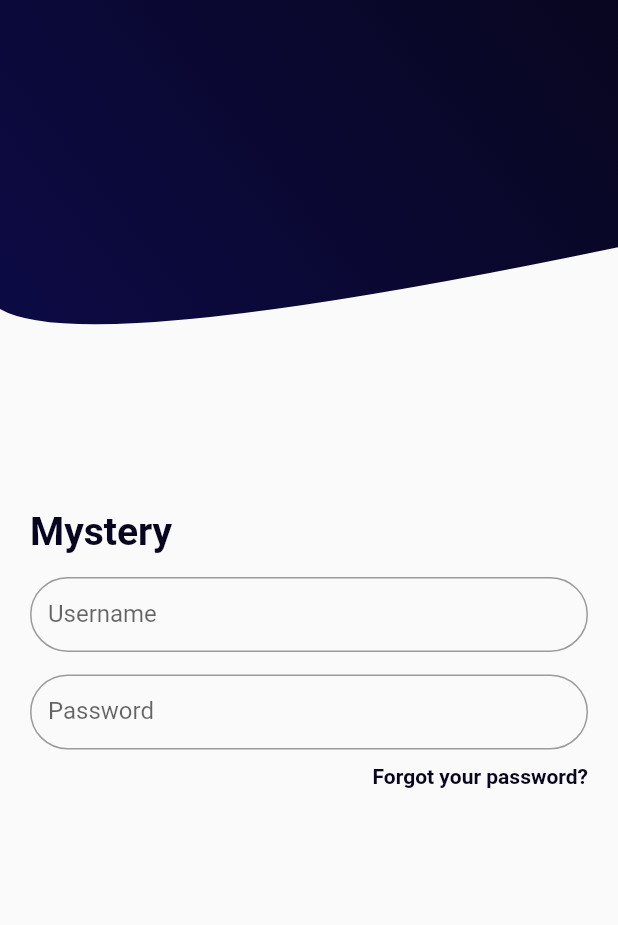
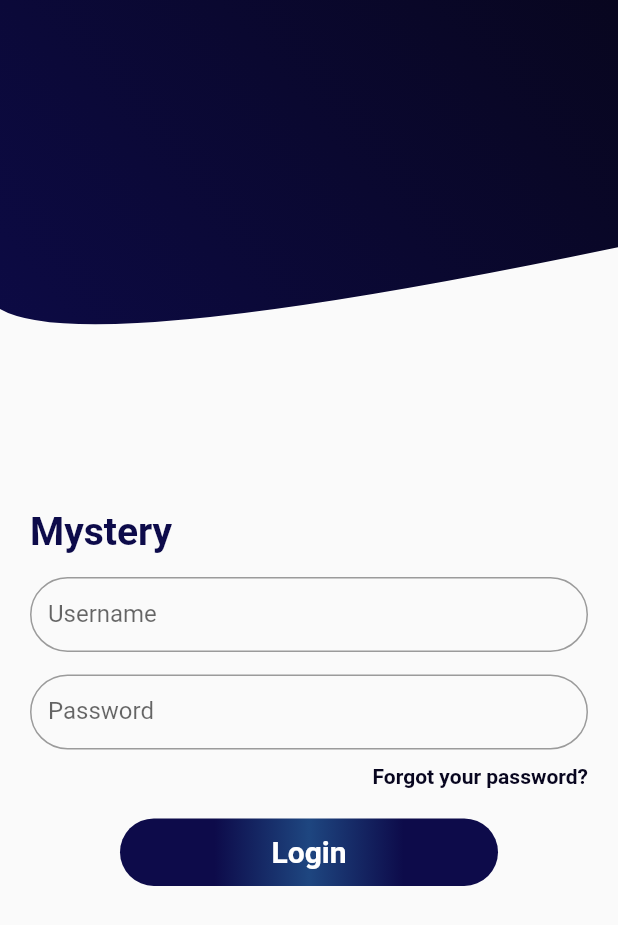
Before and after one commit to Delarram/Restapp, a Flutter app: the screen it shows after launch, on a phone screen of 412 x 824 dp. Shown: the top 925 px of the screen. Run offline on Flutter 3.47's test engine with Material 2 defaults, Android fonts, the phone set to English and light mode, and no system bars; our stand-ins replace font_awesome_flutter.

Commit message:
complete login screen

```diff
--- a/lib/screens/languageClass/forclipper/language_welcome_screen.dart
+++ b/lib/screens/languageClass/forclipper/language_welcome_screen.dart
@@ -1,6 +1,7 @@
 import 'package:flutter/material.dart';
 import 'package:rest_api/screens/languageClass/forclipper/position_top.dart';
 import 'package:rest_api/screens/languageClass/forclipper/user_profile.dart';
+import 'package:rest_api/widget/bg_clippath.dart';
 
 import 'header.dart';
 
@@ -55,7 +56,10 @@ class _LanguageWelcomeScreenState extends State with SingleTickerProviderStateMi
             //The text at the top of the second part
             buildTopText(size),
             //The button at the bottom of the third part
-            buildProfile(size)
+            buildProfile(size),
+            ClipPath(
+              clipper: BgClipPath(),
+            )
           ],
         ),
       ),
--- a/lib/screens/languageClass/welcomescreen/welcome_screen.dart
+++ b/lib/screens/languageClass/welcomescreen/welcome_screen.dart
@@ -1,26 +1,22 @@
-import 'package:flutter/material.dart';
-import 'package:rest_api/widget/bg_clippath.dart';
-
-class WelcomeScreen extends StatefulWidget {
-  const WelcomeScreen({Key? key}) : super(key: key);
-
-  @override
-  State<WelcomeScreen> createState() => _WelcomeScreenState();
-}
-
-class _WelcomeScreenState extends State<WelcomeScreen> {
-  @override
-  Widget build(BuildContext context) {
-    return Scaffold(
-      body: SingleChildScrollView(
-        child: Column(
-          children: [
-            ClipPath(
-              clipper: BgClipPath(),
-            )
-          ],
-        ),
-      ),
-    );
-  }
-}
+// import 'package:flutter/material.dart';
+// import 'package:rest_api/widget/bg_clippath.dart';
+//
+// class WelcomeScreen extends StatefulWidget {
+//   const WelcomeScreen({Key? key}) : super(key: key);
+//
+//   @override
+//   State<WelcomeScreen> createState() => _WelcomeScreenState();
+// }
+//
+// class _WelcomeScreenState extends State<WelcomeScreen> {
+//   @override
+//   Widget build(BuildContext context) {
+//     return Scaffold(
+//       body: SingleChildScrollView(
+//         child: ClipPath(
+//           clipper: BgClipPath(),
+//         ),
+//       ),
+//     );
+//   }
+// }
--- a/lib/screens/loginscreen/login_screen.dart
+++ b/lib/screens/loginscreen/login_screen.dart
@@ -1,5 +1,6 @@
 import 'package:flutter/material.dart';
 import 'package:rest_api/screens/loginscreen/login_textfield.dart';
+import 'package:rest_api/widget/custom_button.dart';
 
 
 import '../languageClass/forclipper/header.dart';
--- a/lib/screens/loginscreen/login_textfield.dart
+++ b/lib/screens/loginscreen/login_textfield.dart
@@ -1,7 +1,10 @@
 import 'package:flutter/material.dart';
 import 'package:font_awesome_flutter/font_awesome_flutter.dart';
+import 'package:rest_api/widget/custom_button.dart';
 import 'package:rest_api/widget/custom_text.dart';
 import 'package:rest_api/widget/custom_textfield.dart';
+
+import '../languageClass/forclipper/language_welcome_screen.dart';
 
 class LoginTextField extends StatelessWidget {
   const LoginTextField({Key? key}) : super(key: key);
@@ -9,14 +12,14 @@ class LoginTextField extends StatelessWidget {
   @override
   Widget build(BuildContext context) {
     return Padding(
-      padding: const EdgeInsets.symmetric(vertical: 10, horizontal: 20),
+      padding: EdgeInsets.symmetric(vertical: 10, horizontal: 20),
       child: Column(
         crossAxisAlignment: CrossAxisAlignment.start,
         children: [
           CustomText(
             text: "Mystery",
             fontSize: 26,
-            color: Color(0xFF08061F),
+            color: Color(0xff0D0B4A),
             fontWeight: FontWeight.bold,
           ),
           CustomTextField(
@@ -52,6 +55,18 @@ class LoginTextField extends StatelessWidget {
               fontWeight: FontWeight.bold,
             ),
           ),
+          SizedBox(
+            width: 20,
+          ),
+          CustomButton(
+            margin:  EdgeInsets.symmetric(horizontal: 60, vertical: 20),
+            width: double.infinity,
+            text: "Login",
+            height: 45,
+            nextPage: (){
+              Navigator.push(context, MaterialPageRoute(builder: (_)=>LanguageWelcomeScreen()));
+            },
+          )
         ],
       ),
     );
--- /dev/null
+++ b/lib/widget/custom_button.dart
@@ -0,0 +1,44 @@
+
+import 'package:flutter/material.dart';
+
+class CustomButton extends StatelessWidget {
+  final double width;
+  final double height;
+  final String text;
+  final dynamic margin;
+  final Function nextPage;
+  const CustomButton({Key? key, required this.width, required this.text, required this.height, this.margin, required this.nextPage}) : super(key: key);
+
+  @override
+  Widget build(BuildContext context) {
+    return GestureDetector(
+      onTap: ()=>nextPage,
+      child: Container(
+        height: height,
+        width: width,
+        margin: margin,
+        decoration: const BoxDecoration(
+            borderRadius: BorderRadius.all(Radius.circular(50)),
+            gradient: LinearGradient(
+                begin: Alignment.centerLeft,
+                end: Alignment.centerRight,
+                colors: [
+                  Color(0xff0D0B4A),
+                  Color(0xff0D0B4A),
+                  Color(0xFF1E4680),
+                  Color(0xff0D0B4A),
+                  Color(0xff0D0B4A),
+                ])),
+        child: Center(
+          child: Text(
+            'Login',
+            style: TextStyle(
+                color: Colors.white,
+                fontSize: 20,
+                fontWeight: FontWeight.bold),
+          ),
+        ),
+      ),
+    );
+  }
+}
```
Also changed, not shown: lib/screens/loginscreen/login_screen_clip.dart (renamed from lib/screens/loginscreen/login_screen_view.dart).
